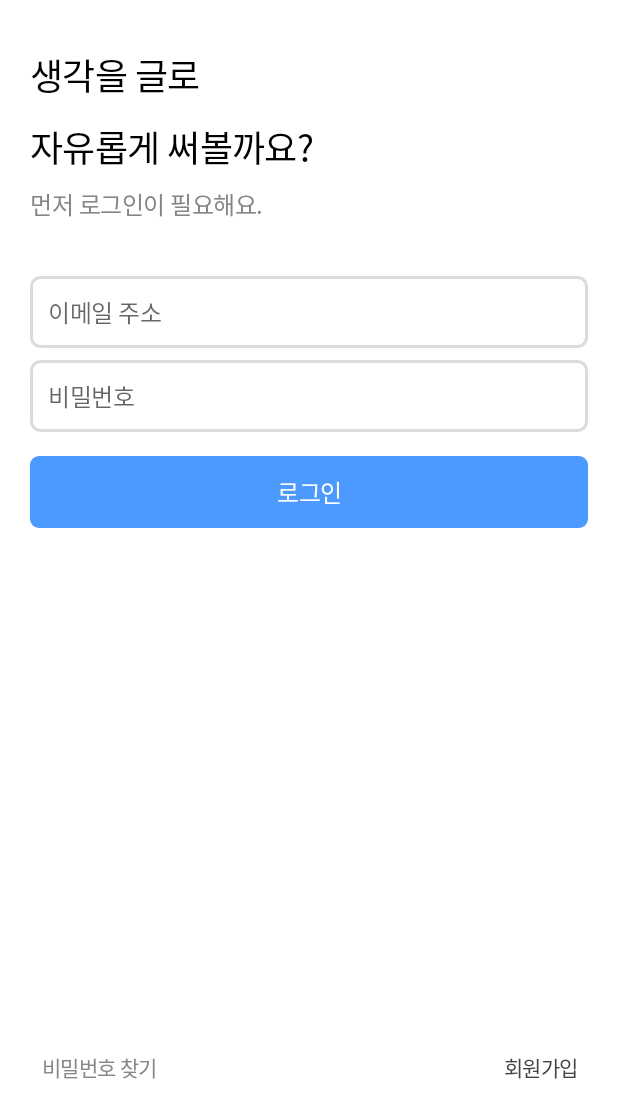
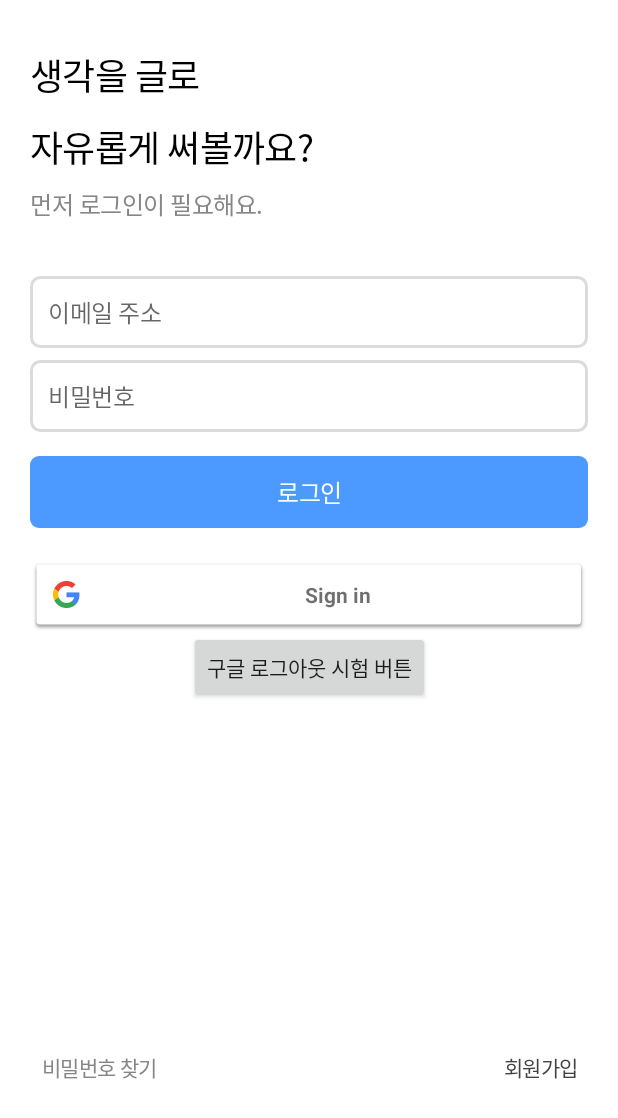
Before and after one commit to SangleProject/Sangle_Android, an Android app: the layout activity_main.xml on its own in the app's theme, with its tools: preview values and no code run, on a phone screen of 412 x 824 dp. Shown: the top 1118 px of the screen. Run offline under Robolectric (Android 15) with nearby library versions, the phone set to English and light mode, and no system bars.

Commit message:
Google Login 구현

```diff
--- a/app/src/main/res/layout/activity_main.xml
+++ b/app/src/main/res/layout/activity_main.xml
@@ -124,6 +124,24 @@
             app:layout_constraintEnd_toEndOf="parent"
             app:layout_constraintTop_toTopOf="@+id/find_password_btn" />
 
+        <com.google.android.gms.common.SignInButton
+            android:id="@+id/signin_google"
+            android:layout_width="0dp"
+            android:layout_height="wrap_content"
+            android:layout_marginTop="20dp"
+            app:layout_constraintEnd_toEndOf="@+id/start_login_btn"
+            app:layout_constraintStart_toStartOf="@+id/start_login_btn"
+            app:layout_constraintTop_toBottomOf="@id/start_login_btn" />
+
+        <Button
+            android:id="@+id/signout_google"
+            android:layout_width="wrap_content"
+            android:layout_height="wrap_content"
+            android:text="구글 로그아웃 시험 버튼"
+            app:layout_constraintEnd_toEndOf="@+id/signin_google"
+            app:layout_constraintStart_toStartOf="@+id/signin_google"
+            app:layout_constraintTop_toBottomOf="@+id/signin_google" />
+
     </androidx.constraintlayout.widget.ConstraintLayout>
 
 
--- a/build.gradle
+++ b/build.gradle
@@ -8,6 +8,8 @@ buildscript {
     dependencies {
         classpath 'com.android.tools.build:gradle:4.1.0'
         classpath "org.jetbrains.kotlin:kotlin-gradle-plugin:$kotlin_version"
+
+        classpath 'com.google.gms:google-services:4.3.4'
 
         // NOTE: Do not place your application dependencies here; they belong
         // in the individual module build.gradle files
```
Also changed, not shown: app/build.gradle (+20 -6 lines), app/src/main/java/org/three/minutes/login/ui/MainActivity.kt (+77 -1 lines), 1 other file.
